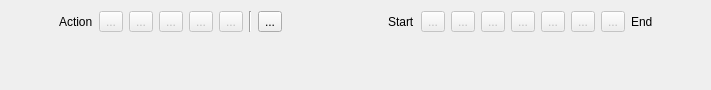
Qt form src/qmapshack/mouse/range/IScrOptRangeTool.ui (Maproom/qmapshack) before a commit.
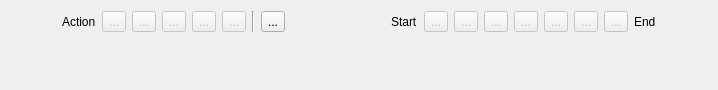
The same form after that commit. Icons and pictures are not drawn. Custom widgets are drawn as their Qt base class.

Commit message:
[QMS-414] Fix layout for larger fonts.
Removed a minimum size so that the dialog resizes correctly
on larger fonts.

What changed in the file:
```diff
--- a/src/qmapshack/mouse/range/IScrOptRangeTool.ui
+++ b/src/qmapshack/mouse/range/IScrOptRangeTool.ui
@@ -6,14 +6,14 @@
    <rect>
     <x>0</x>
     <y>0</y>
-    <width>711</width>
+    <width>718</width>
     <height>90</height>
    </rect>
   </property>
   <property name="windowTitle">
    <string>Form</string>
   </property>
-  <layout class="QVBoxLayout" name="verticalLayout">
+  <layout class="QVBoxLayout" name="verticalLayout" stretch="0,1">
    <item>
     <layout class="QHBoxLayout" name="horizontalLayout_2">
      <item>
@@ -338,12 +338,6 @@
        <verstretch>0</verstretch>
       </sizepolicy>
      </property>
-     <property name="maximumSize">
-      <size>
-       <width>16777215</width>
-       <height>100</height>
-      </size>
-     </property>
     </widget>
    </item>
   </layout>
```
The commit also changes 1 other file.
